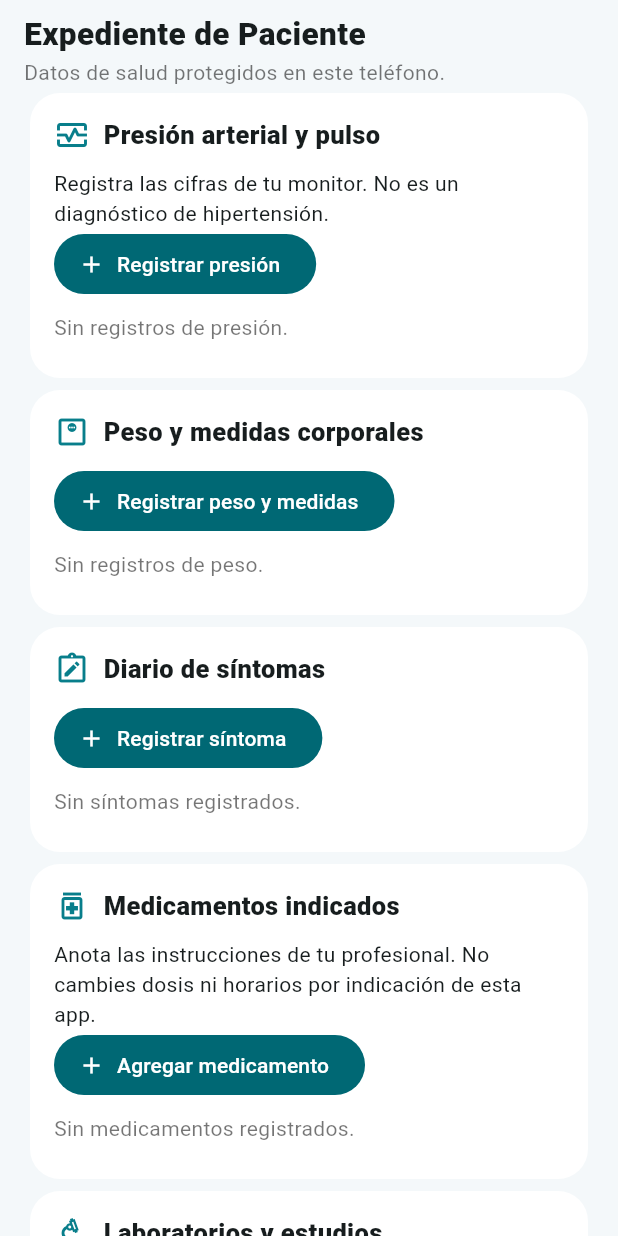
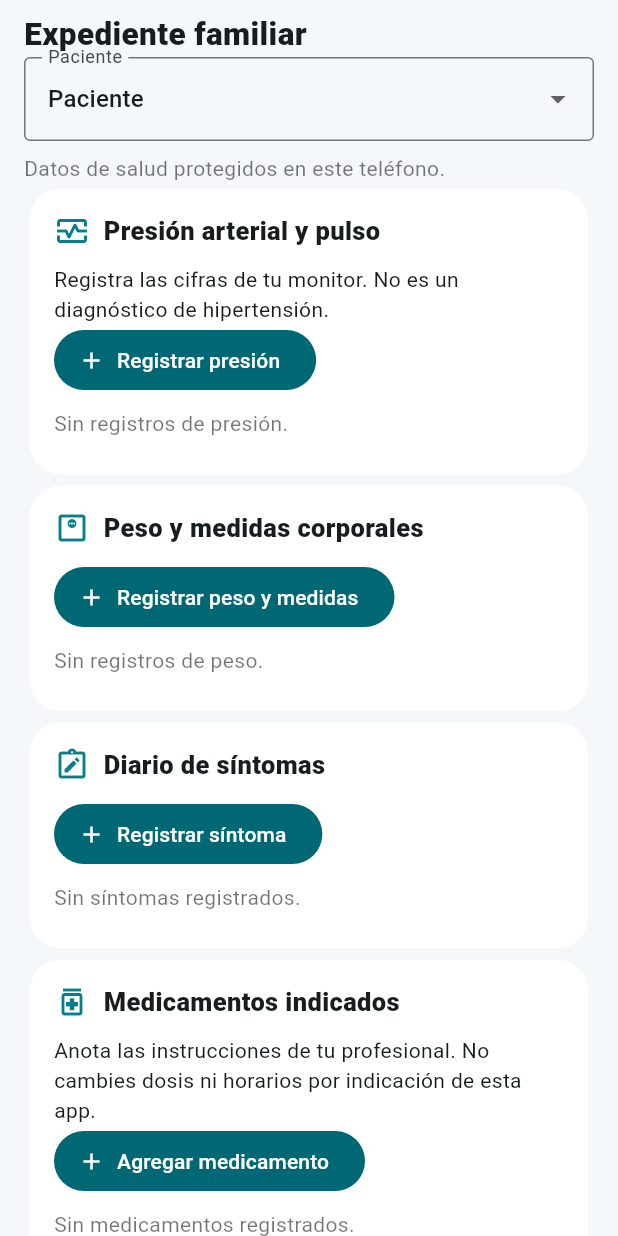
Before and after one commit to eleazarnun955-wq/tu-doctor-familiar, a Flutter app: the HealthRecordsPage widget shown alone on an empty page, opened directly with empty values, on a phone screen of 412 x 824 dp. Run offline on Flutter 3.47's test engine with Material 3 defaults, Android fonts, the phone set to English and light mode, and no system bars; our stand-ins replace flutter_local_notifications, flutter_secure_storage, printing, share_plus, shared_preferences, speech_to_text and 1 more; missing offline and left inert: cryptography; accounts and stored records are empty.

Commit message:
Add separate health record profiles for family members

```diff
--- a/lib/health_records_page.dart
+++ b/lib/health_records_page.dart
@@ -17,13 +17,20 @@ class _HealthRecordsPageState extends State<HealthRecordsPage> {
   };
   bool loading = true;
   String? error;
-  String get patient => widget.patientName.trim().isEmpty ? 'Paciente' : widget.patientName.trim();
+  String? selectedPatient;
+  List<String> familyNames = [];
+  String get patient => selectedPatient ?? (widget.patientName.trim().isEmpty ? 'Paciente' : widget.patientName.trim());
 
   @override
   void initState() { super.initState(); _load(); }
 
   Future<void> _load() async {
     try {
+      final familyRaw = await SecureVault.read('workspace_v5');
+      if (familyRaw != null) {
+        final familyData = jsonDecode(familyRaw) as Map<String, dynamic>;
+        familyNames = (familyData['family'] as List? ?? []).map((e) => (e as Map)['name'].toString()).where((name) => name.isNotEmpty).toSet().toList();
+      }
       final raw = await SecureVault.read('workspace_v6_health');
       if (raw != null) {
         final data = jsonDecode(raw) as Map<String, dynamic>;
@@ -49,6 +56,12 @@ class _HealthRecordsPageState extends State<HealthRecordsPage> {
       }
       await SecureVault.write('workspace_v6_health', jsonEncode(data));
     } catch (_) { _msg('No se pudo guardar el expediente protegido. Revisa el almacenamiento.'); }
+  }
+
+  Future<void> _changePatient(String? value) async {
+    if (value == null || value == patient) return;
+    setState(() { selectedPatient = value; loading = true; for (final list in records.values) { list.clear(); } });
+    await _load();
   }
 
   void _msg(String value) { if (mounted) ScaffoldMessenger.of(context).showSnackBar(SnackBar(content: Text(value))); }
@@ -153,7 +166,9 @@ class _HealthRecordsPageState extends State<HealthRecordsPage> {
     if (loading) return const Center(child: CircularProgressIndicator());
     final pressure = records['pressure']!, body = records['body']!, symptoms = records['symptoms']!, medicines = records['medicines']!, labs = records['labs']!;
     return ListView(padding: const EdgeInsets.fromLTRB(16,8,16,24), children: [
-      Text('Expediente de ' + patient, style: const TextStyle(fontSize: 21, fontWeight: FontWeight.w800)),
+      Text('Expediente familiar', style: const TextStyle(fontSize: 21, fontWeight: FontWeight.w800)),
+      DropdownButtonFormField<String>(value: patient, decoration: const InputDecoration(labelText: 'Paciente', border: OutlineInputBorder()), items: [widget.patientName.trim().isEmpty ? 'Paciente' : widget.patientName.trim(), ...familyNames].toSet().map((name) => DropdownMenuItem(value: name, child: Text(name))).toList(), onChanged: _changePatient),
+      const SizedBox(height: 8),
       const Text('Datos de salud protegidos en este teléfono.', style: TextStyle(color: Colors.black54)),
       if (error != null) Text(error!, style: const TextStyle(color: Colors.red)),
       _section('Presión arterial y pulso', Icons.monitor_heart_outlined, [
```
